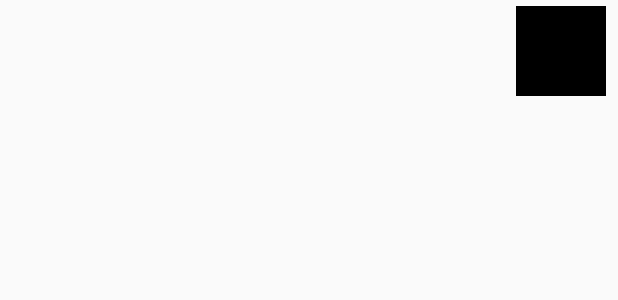
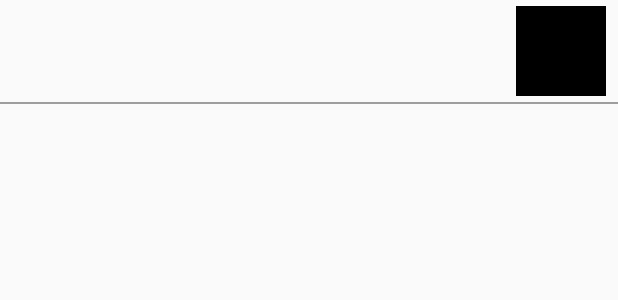
Before and after one commit to Monta111/Awesum, an Android app: the layout item_notification.xml on its own in the app's theme, with its tools: preview values and no code run, on a phone screen of 412 x 824 dp. Shown: the top 300 px of the screen. Run offline under Robolectric (Android 15) with nearby library versions, the light colour scheme and no system bars.

Commit message:
#2 Minor change

```diff
--- a/app/src/main/res/layout/activity_fragment_profile.xml
+++ b/app/src/main/res/layout/activity_fragment_profile.xml
@@ -173,7 +173,6 @@
         android:layout_marginLeft="8dp"
         android:layout_marginRight="8dp"
         android:background="@drawable/default_button"
-        android:stateListAnimator="@null"
         android:textAllCaps="false"
         android:textColor="@color/colorPrimary"
         android:visibility="gone" />
--- a/app/src/main/res/layout/item_notification.xml
+++ b/app/src/main/res/layout/item_notification.xml
@@ -1,13 +1,18 @@
 <?xml version="1.0" encoding="utf-8"?>
+
 <LinearLayout xmlns:android="http://schemas.android.com/apk/res/android"
     android:id="@+id/notification"
     android:layout_width="match_parent"
     android:layout_height="wrap_content"
+    android:orientation="vertical">
+
+
+    <LinearLayout
+        android:layout_width="match_parent"
+        android:layout_height="wrap_content"
         android:orientation="horizontal"
         android:paddingLeft="8dp"
-    android:paddingTop="4dp"
-    android:paddingRight="8dp"
-    android:paddingBottom="4dp">
+        android:paddingRight="8dp">
 
         <ImageView
             android:id="@+id/profile_image_notification"
@@ -18,6 +23,8 @@
         <LinearLayout
             android:layout_width="0dp"
             android:layout_height="match_parent"
+            android:layout_marginTop="4dp"
+            android:layout_marginBottom="4dp"
             android:layout_weight="1"
             android:gravity="center_vertical"
             android:orientation="vertical"
@@ -42,5 +49,14 @@
             android:id="@+id/content_image"
             android:layout_width="60dp"
             android:layout_height="60dp"
+            android:layout_marginTop="4dp"
+            android:layout_marginBottom="4dp"
             android:background="@color/colorBlack" />
+
     </LinearLayout>
+
+    <View
+        android:layout_width="match_parent"
+        android:layout_height="1dp"
+        android:background="@color/colorAccent" />
+</LinearLayout>
```
Lines whose indentation alone changed are shown as unchanged.
